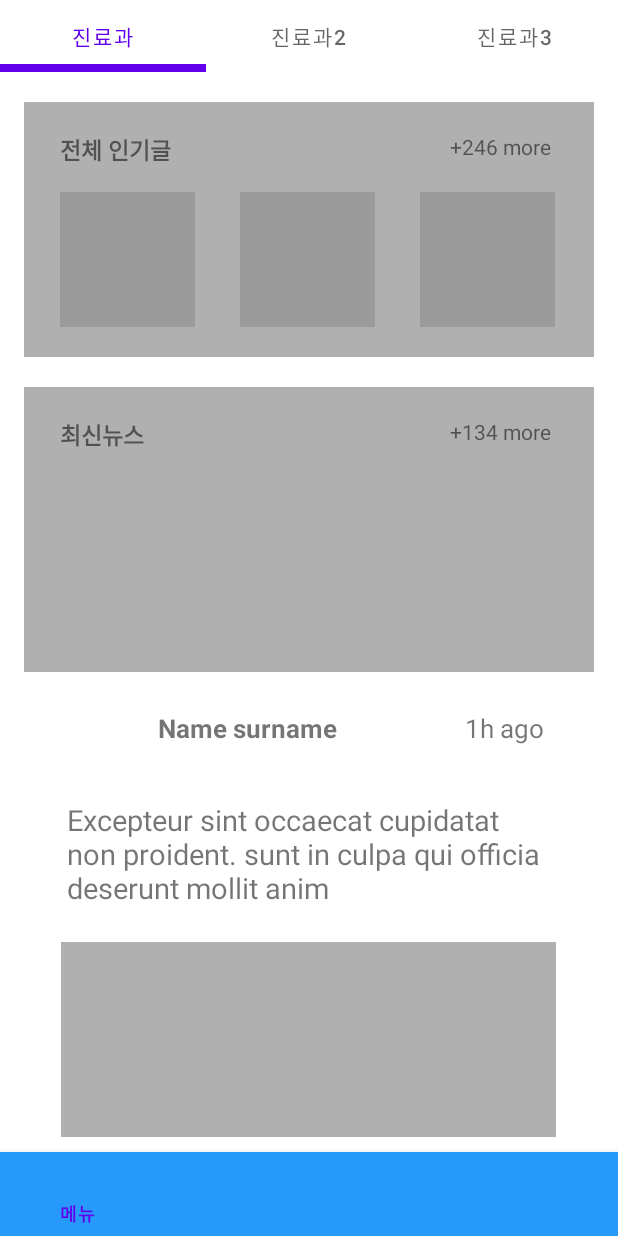
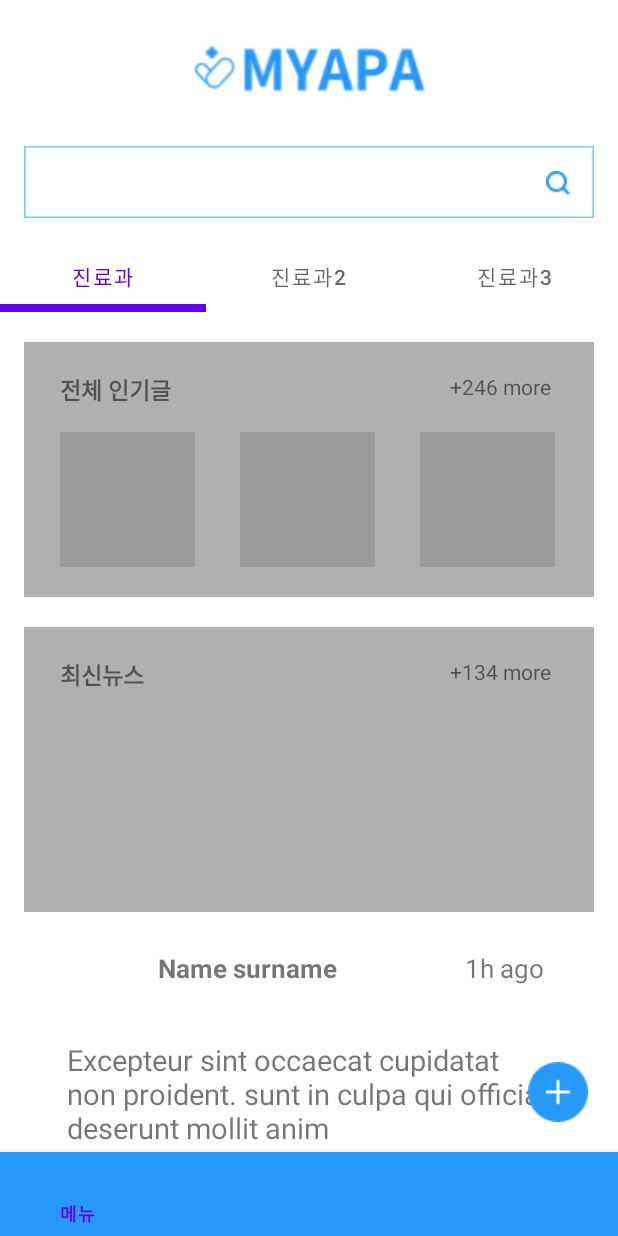
Before and after one commit to teamcadi/project-android-careapp, an Android app: the screen it shows after launch (MainActivity), on a phone screen of 412 x 824 dp. Run offline under Robolectric (Android 15) with nearby library versions, the phone set to English and light mode, and no system bars.

Commit message:
Update: MainActivity 검색창, 추가버튼 추가

```diff
--- a/app/src/main/java/kr/teamcadi/myapa/activity/MainActivity.java
+++ b/app/src/main/java/kr/teamcadi/myapa/activity/MainActivity.java
@@ -26,7 +26,7 @@ import kr.teamcadi.myapa.fragment.MyPageFragment;
 import kr.teamcadi.myapa.fragment.NotificationFragment;
 
 // 화면 설명 : 메인 화면
-// Author : Jang Soo Hyun, Jaey, Seung Hyun Kim, Last Updated : 2021.01.30
+// Author : Jang Soo Hyun, Jaey, Seung Hyun Kim, Last Updated : 2021.02.06
 public class MainActivity extends AppCompatActivity
 {
     private FragmentManager fragmentManager = getSupportFragmentManager(); // Fragment 관리를 위한 요소
@@ -130,7 +130,7 @@ public class MainActivity extends AppCompatActivity
         }
     }
 
-    // 뒤로가기 눌렀을 경우
+    // 사이드바에서 뒤로가기 눌렀을 경우
     @Override
     public void onBackPressed() {
         // 사이드 바에서 뒤로가기 눌렀을 경우
--- a/app/src/main/java/kr/teamcadi/myapa/adapter/HomeFragViewPagerAdapter.java
+++ b/app/src/main/java/kr/teamcadi/myapa/adapter/HomeFragViewPagerAdapter.java
@@ -35,14 +35,11 @@ public class HomeFragViewPagerAdapter extends FragmentStateAdapter
         switch(position)
         {
             case 0:
-                new EyeFragment();
-                break;
+                return new EyeFragment();
             case 1:
-                new InternalFragment();
-                break;
+                return new InternalFragment();
             case 2:
-                new ToothFragment();
-                break;
+                return new ToothFragment();
             default:
                 break;
         }
--- a/app/src/main/java/kr/teamcadi/myapa/fragment/HomeFragment.java
+++ b/app/src/main/java/kr/teamcadi/myapa/fragment/HomeFragment.java
@@ -1,9 +1,11 @@
 package kr.teamcadi.myapa.fragment;
 
+import android.content.Intent;
 import android.os.Bundle;
 import android.view.LayoutInflater;
 import android.view.View;
 import android.view.ViewGroup;
+import android.widget.ImageView;
 
 import androidx.annotation.NonNull;
 import androidx.annotation.Nullable;
@@ -14,6 +16,8 @@ import com.google.android.material.tabs.TabLayout;
 import com.google.android.material.tabs.TabLayoutMediator;
 
 import kr.teamcadi.myapa.R;
+import kr.teamcadi.myapa.activity.MainActivity;
+import kr.teamcadi.myapa.activity.SearchActivity;
 import kr.teamcadi.myapa.adapter.HomeFragViewPagerAdapter;
 
 // 화면 설명 : 홈 화면(메인 컨텐츠 영역) -> MainActivity로 연결
@@ -22,6 +26,7 @@ public class HomeFragment extends Fragment
 {
     private TabLayout tabLayout;
     private ViewPager2 viewPager2;
+    ImageView iv_search; // 검색창
 
     @Nullable
     @Override
@@ -31,10 +36,19 @@ public class HomeFragment extends Fragment
 
         tabLayout = view.findViewById(R.id.treatment_tab);
         viewPager2 = view.findViewById(R.id.home_view_pager);
+        iv_search = view.findViewById(R.id.iv_search);
 
         HomeFragViewPagerAdapter homeFragViewPagerAdapter = new HomeFragViewPagerAdapter(this);
         viewPager2.setAdapter(homeFragViewPagerAdapter);
         viewPager2.setSaveEnabled(false);
+
+        // 메인 화면에서 검색창 클릭시
+        iv_search.setOnClickListener(new View.OnClickListener() {
+            @Override
+            public void onClick(View view) {
+                startActivity(new Intent(getActivity(), SearchActivity.class)); // 검색화면으로 이동
+            }
+        });
 
         String[] tabName = new String[]{"진료과", "진료과2", "진료과3"};
 
--- a/app/src/main/res/layout/activity_main.xml
+++ b/app/src/main/res/layout/activity_main.xml
@@ -16,7 +16,7 @@
             android:layout_width="match_parent"
             android:layout_height="0dp"
             app:layout_constraintBottom_toTopOf="@+id/bottom_navi"
-            app:layout_constraintTop_toTopOf="parent"/>
+            app:layout_constraintTop_toTopOf="parent" />
 
         <!-- 하단 네비게이션 메뉴 -->
         <com.google.android.material.bottomnavigation.BottomNavigationView
--- a/app/src/main/res/layout/fragment_bottom_home.xml
+++ b/app/src/main/res/layout/fragment_bottom_home.xml
@@ -4,12 +4,51 @@
     android:layout_height="match_parent"
     xmlns:app="http://schemas.android.com/apk/res-auto">
 
+    <!-- 어플 로고 -->
+    <ImageView
+        android:layout_width="wrap_content"
+        android:layout_height="wrap_content"
+        app:layout_constraintTop_toTopOf="parent"
+        app:layout_constraintLeft_toLeftOf="parent"
+        app:layout_constraintRight_toRightOf="parent"
+        app:layout_constraintHorizontal_bias="0.5"
+        android:layout_marginTop="30dp"
+        android:background="@drawable/logo_blue"/>
+
+    <!-- 검색어 입력창 이미지 -->
+    <ImageView
+        android:id="@+id/iv_search"
+        android:layout_width="match_parent"
+        android:layout_height="wrap_content"
+        app:layout_constraintTop_toTopOf="parent"
+        app:layout_constraintLeft_toLeftOf="parent"
+        app:layout_constraintRight_toRightOf="parent"
+        android:layout_marginStart="16dp"
+        android:layout_marginEnd="16dp"
+        android:layout_marginTop="97dp"
+        android:background="@drawable/et_search" />
+
+    <!-- 검색 아이콘 -->
+    <ImageView
+        android:layout_width="wrap_content"
+        android:layout_height="wrap_content"
+        app:layout_constraintTop_toTopOf="parent"
+        app:layout_constraintLeft_toLeftOf="parent"
+        app:layout_constraintRight_toRightOf="parent"
+        app:layout_constraintHorizontal_bias="0.92"
+        android:layout_marginTop="114dp"
+        android:background="@drawable/iv_search_icon"/>
+
     <!-- 진료과 선택하는 탭 부분 -->
     <com.google.android.material.tabs.TabLayout
         android:id="@+id/treatment_tab"
         android:layout_width="match_parent"
         android:layout_height="wrap_content"
-        app:tabIndicatorHeight="5dp">
+        app:tabIndicatorHeight="5dp"
+        app:layout_constraintTop_toTopOf="parent"
+        app:layout_constraintLeft_toLeftOf="parent"
+        app:layout_constraintRight_toRightOf="parent"
+        android:layout_marginTop="160dp">
     </com.google.android.material.tabs.TabLayout>
 
     <!-- 컨텐츠 출력 영역 -->
@@ -20,4 +59,5 @@
         app:layout_constraintBottom_toBottomOf="parent"
         app:layout_constraintTop_toBottomOf="@+id/treatment_tab">
     </androidx.viewpager2.widget.ViewPager2>
+
 </androidx.constraintlayout.widget.ConstraintLayout>
--- a/app/src/main/res/layout/fragment_eye.xml
+++ b/app/src/main/res/layout/fragment_eye.xml
@@ -191,4 +191,13 @@
         </LinearLayout>
     </ScrollView>
 
+    <ImageButton
+        android:layout_width="wrap_content"
+        android:layout_height="wrap_content"
+        android:layout_alignParentRight="true"
+        android:layout_alignParentBottom="true"
+        android:layout_marginRight="20dp"
+        android:layout_marginBottom="20dp"
+        android:background="@drawable/btn_add_post" />
+
 </RelativeLayout>
```
Also changed, not shown: app/src/main/res/drawable/btn_add_post.png (added).
